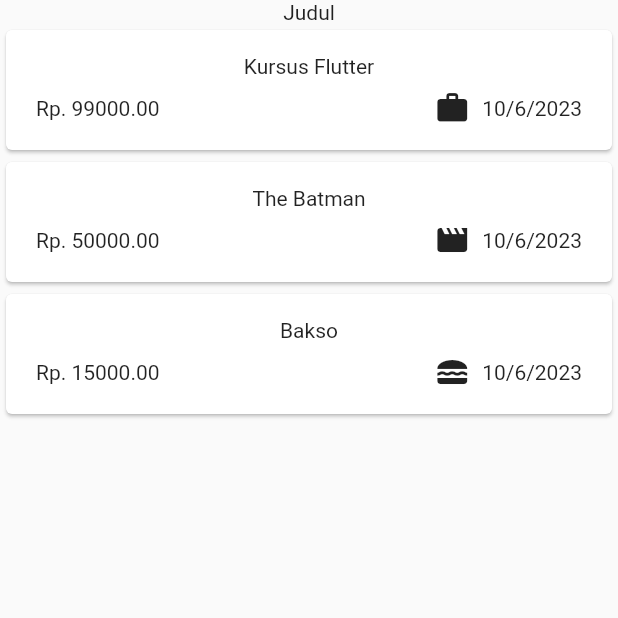
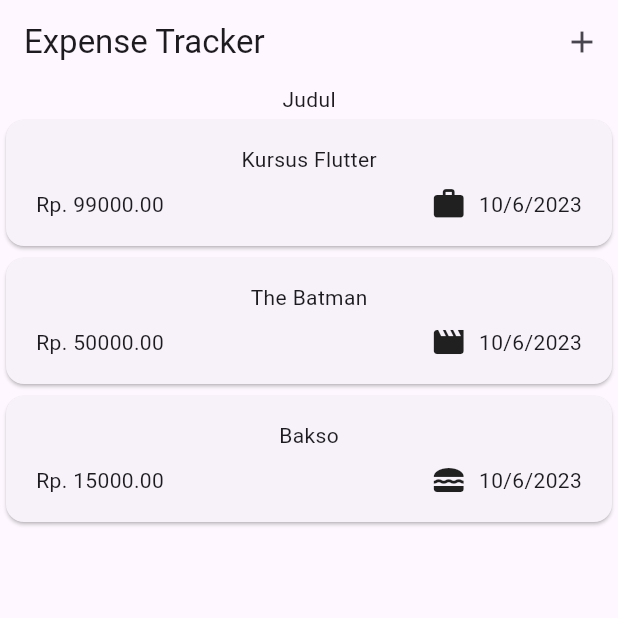
Before and after one commit to nisiyus/expense-tracker, a Flutter app: the screen it shows after launch, on a phone screen of 412 x 824 dp, the top half of it. Run offline on Flutter 3.47's test engine with Material 2 defaults, Android fonts, the phone set to English and light mode, and no system bars.

Commit message:
add appbar

```diff
--- a/lib/main.dart
+++ b/lib/main.dart
@@ -2,7 +2,8 @@ import 'package:expense_tracker/widgets/expenses.dart';
 import 'package:flutter/material.dart';
 
 void main() {
-  runApp(const MaterialApp(
-    home: Expenses(),
+  runApp( MaterialApp(
+    theme: ThemeData(useMaterial3: true),
+    home: const Expenses(),
   ));
 }
--- a/lib/widgets/expenses.dart
+++ b/lib/widgets/expenses.dart
@@ -30,6 +30,10 @@ class _ExpensesState extends State<Expenses> {
   @override
   Widget build(BuildContext context) {
     return Scaffold(
+      appBar: AppBar(
+        title: const Text('Expense Tracker'),
+        actions: [IconButton(onPressed: () {}, icon: const Icon(Icons.add))],
+      ),
       body: Column(
         children: [
           const Text('Judul'),
```
